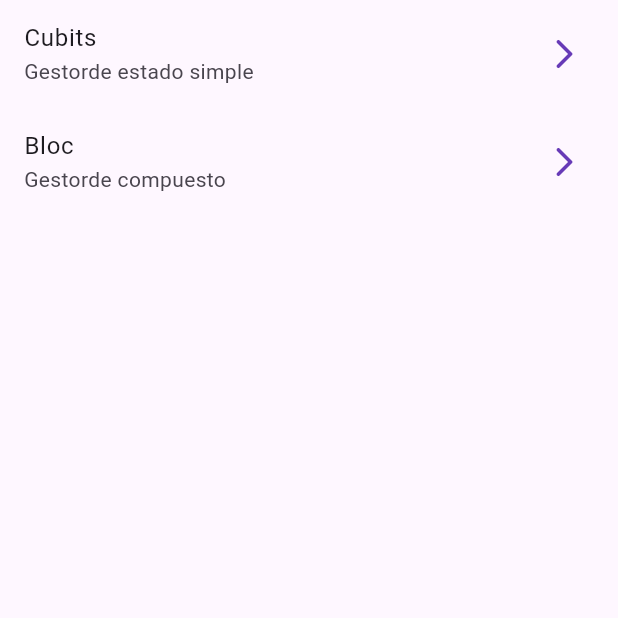
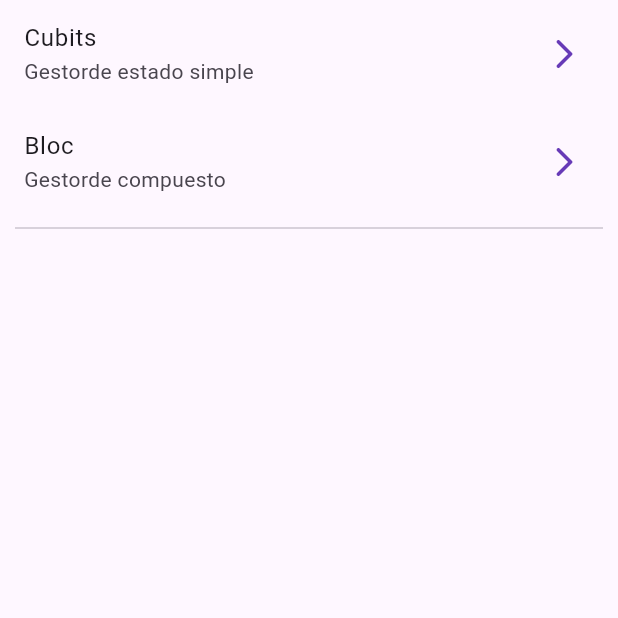
Before and after one commit to Mikkopk48/forms-app-flutter, a Flutter app: the screen it shows after launch, on a phone screen of 412 x 824 dp, the top half of it. Run offline on Flutter 3.47's test engine with Material 3 defaults, Android fonts, the phone set to English and light mode, and no system bars; our stand-ins replace equatable, flutter_bloc, go_router.

Commit message:
setion-1-finished

```diff
--- a/lib/config/router/app_router.dart
+++ b/lib/config/router/app_router.dart
@@ -1,6 +1,7 @@
-import 'package:forms_app/presenation/screens/bloc_counter_screen.dart';
-import 'package:forms_app/presenation/screens/cubit_counter_screen.dart';
-import 'package:forms_app/presenation/screens/home_screen.dart';
+import 'package:flutter/material.dart';
+import 'package:forms_app/presention/screens/bloc_counter_screen.dart';
+import 'package:forms_app/presention/screens/cubit_counter_screen.dart';
+import 'package:forms_app/presention/screens/home_screen.dart';
 import 'package:go_router/go_router.dart';
 
 final appRouter = GoRouter(
@@ -15,4 +16,7 @@ final appRouter = GoRouter(
       builder: (context, state) => const BlocCounterScreen(),
     ),
   ],
+  errorBuilder:
+      (context, state) =>
+          Scaffold(body: Center(child: Text('Routing error: ${state.error}'))),
 );
--- a/lib/presenation/screens/cubit_counter_screen.dart
+++ b/lib/presention/screens/cubit_counter_screen.dart
@@ -1,6 +1,6 @@
 import 'package:flutter/material.dart';
 import 'package:flutter_bloc/flutter_bloc.dart';
-import 'package:forms_app/presenation/blocs/cubit_counter/counter_cubit.dart';
+import 'package:forms_app/presention/blocs/cubit_counter/counter_cubit.dart';
 
 class CubitCounterScreen extends StatelessWidget {
   const CubitCounterScreen({super.key});
--- a/lib/presenation/screens/home_screen.dart
+++ b/lib/presention/screens/home_screen.dart
@@ -21,6 +21,10 @@ class HomeScreen extends StatelessWidget {
             trailing: const Icon(Icons.arrow_forward_ios_rounded),
             onTap: () => context.push('/counter-bloc'),
           ),
+          const Padding(
+            padding: EdgeInsets.symmetric(horizontal: 10),
+            child: Divider(),
+          ),
         ],
       ),
     );
```
Also changed, not shown: lib/presention/blocs/couter_bloc/counter_bloc.dart (renamed from lib/presenation/blocs/couter_bloc/counter_bloc.dart, +8 -0 lines), lib/presention/screens/bloc_counter_screen.dart (renamed from lib/presenation/screens/bloc_counter_screen.dart, +5 -3 lines), lib/presention/blocs/couter_bloc/counter_event.dart (renamed from lib/presenation/blocs/couter_bloc/counter_event.dart), lib/presention/blocs/couter_bloc/counter_state.dart (renamed from lib/presenation/blocs/couter_bloc/counter_state.dart), lib/presention/blocs/cubit_counter/counter_cubit.dart (renamed from lib/presenation/blocs/cubit_counter/counter_cubit.dart), lib/presention/blocs/cubit_counter/counter_state.dart (renamed from lib/presenation/blocs/cubit_counter/counter_state.dart), lib/presention/screens/screens.dart (renamed from lib/presenation/screens/screens.dart).
